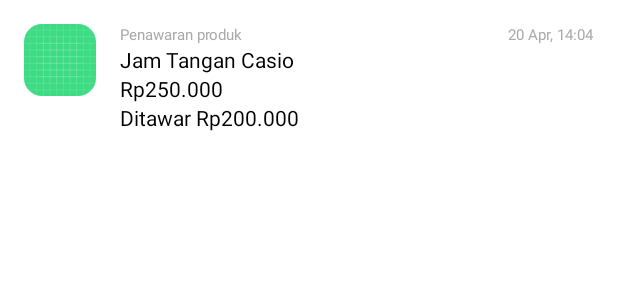
After one commit to iwrrr/second-hand, an Android app: the layout item_sell_list_interested.xml on its own in the app's theme, with its tools: preview values and no code run, on a phone screen of 412 x 824 dp. The commit adds this screen. Shown: the top 300 px of the screen. Run offline under Robolectric (Android 15) with nearby library versions, the phone set to English and light mode, and no system bars.

Commit message:
finish ui sell list interested

```diff
--- /dev/null
+++ b/app/src/main/res/layout/item_sell_list_interested.xml
@@ -0,0 +1,83 @@
+<?xml version="1.0" encoding="utf-8"?>
+<androidx.constraintlayout.widget.ConstraintLayout xmlns:android="http://schemas.android.com/apk/res/android"
+    xmlns:app="http://schemas.android.com/apk/res-auto"
+    android:layout_width="match_parent"
+    android:layout_height="wrap_content"
+    android:foreground="?android:attr/selectableItemBackground"
+    android:paddingHorizontal="16dp">
+
+    <com.google.android.material.imageview.ShapeableImageView
+        android:id="@+id/iv_product_image"
+        android:layout_width="48dp"
+        android:layout_height="48dp"
+        android:layout_marginTop="16dp"
+        android:scaleType="centerCrop"
+        android:theme="@style/ShapeAppearanceOverlay.App.CornerSize12"
+        app:layout_constraintStart_toStartOf="parent"
+        app:layout_constraintTop_toTopOf="parent"
+        app:srcCompat="@drawable/ic_launcher_background" />
+
+    <com.google.android.material.textview.MaterialTextView
+        android:id="@+id/tv_product_status"
+        android:layout_width="wrap_content"
+        android:layout_height="wrap_content"
+        android:layout_marginHorizontal="16dp"
+        android:ellipsize="end"
+        android:maxLines="1"
+        android:text="Penawaran produk"
+        android:textColor="@android:color/darker_gray"
+        android:textSize="10sp"
+        app:layout_constraintStart_toEndOf="@+id/iv_product_image"
+        app:layout_constraintTop_toTopOf="@+id/iv_product_image" />
+
+    <com.google.android.material.textview.MaterialTextView
+        android:id="@+id/tv_product_time"
+        android:layout_width="wrap_content"
+        android:layout_height="wrap_content"
+        android:ellipsize="end"
+        android:maxLines="1"
+        android:text="20 Apr, 14:04"
+        android:textColor="@android:color/darker_gray"
+        android:textSize="10sp"
+        app:layout_constraintEnd_toEndOf="parent"
+        app:layout_constraintTop_toTopOf="@+id/iv_product_image" />
+
+    <com.google.android.material.textview.MaterialTextView
+        android:id="@+id/tv_product_name"
+        android:layout_width="0dp"
+        android:layout_height="wrap_content"
+        android:layout_marginHorizontal="16dp"
+        android:ellipsize="end"
+        android:maxLines="1"
+        android:text="Jam Tangan Casio"
+        android:textColor="@android:color/black"
+        app:layout_constraintStart_toEndOf="@+id/iv_product_image"
+        app:layout_constraintTop_toBottomOf="@+id/tv_product_status" />
+
+    <com.google.android.material.textview.MaterialTextView
+        android:id="@+id/tv_product_price"
+        android:layout_width="0dp"
+        android:layout_height="wrap_content"
+        android:layout_marginHorizontal="16dp"
+        android:ellipsize="end"
+        android:maxLines="1"
+        android:text="Rp250.000"
+        android:textColor="@android:color/black"
+        app:layout_constraintStart_toEndOf="@+id/iv_product_image"
+        app:layout_constraintTop_toBottomOf="@+id/tv_product_name" />
+
+    <com.google.android.material.textview.MaterialTextView
+        android:id="@+id/tv_product_bid"
+        android:layout_width="0dp"
+        android:layout_height="wrap_content"
+        android:layout_marginHorizontal="16dp"
+        android:layout_marginBottom="16dp"
+        android:ellipsize="end"
+        android:maxLines="1"
+        android:text="Ditawar Rp200.000"
+        android:textColor="@android:color/black"
+        app:layout_constraintBottom_toBottomOf="parent"
+        app:layout_constraintStart_toEndOf="@+id/iv_product_image"
+        app:layout_constraintTop_toBottomOf="@+id/tv_product_price" />
+
+</androidx.constraintlayout.widget.ConstraintLayout>
```
Also changed, not shown: app/src/main/java/id/binar/fp/secondhand/ui/main/adapter/sell/SellListInterestedAdapter.kt (added, +52 -0 lines), app/src/main/java/id/binar/fp/secondhand/ui/main/sell/interested/SellListInterestedFragment.kt (+116 -0 lines), app/src/main/res/layout/fragment_sell_list_interested.xml (+11 -6 lines).
